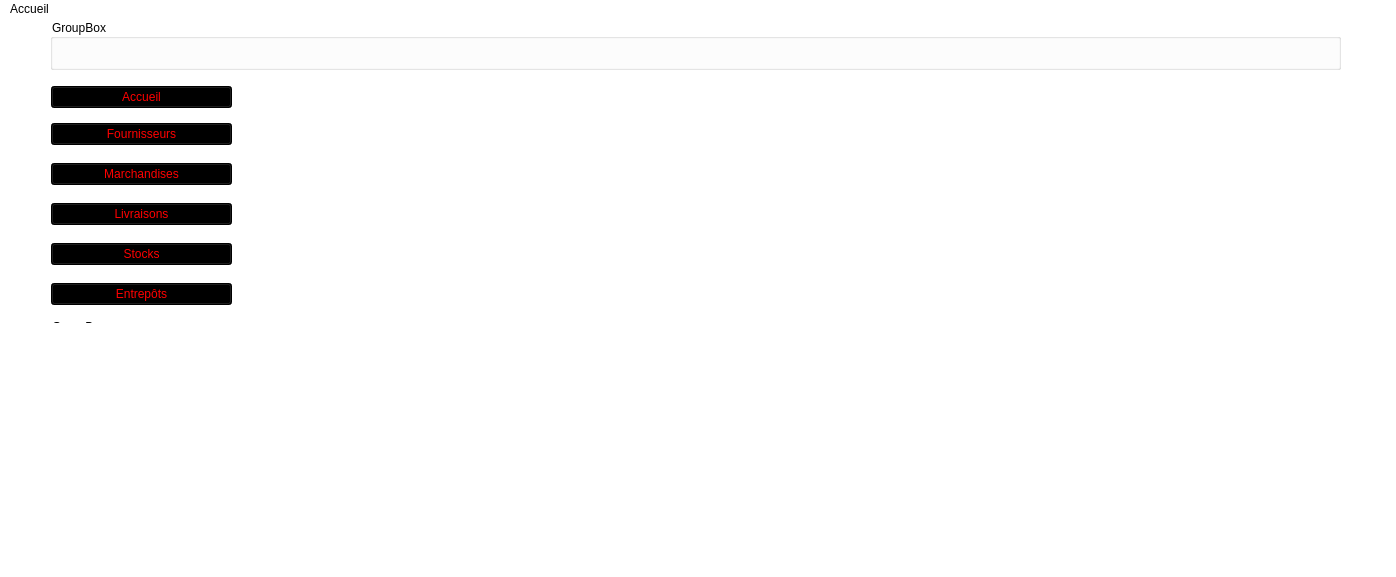
Above: mainwindow.ui from Alt68719/projet_achats before the change. Below: the same form after it.
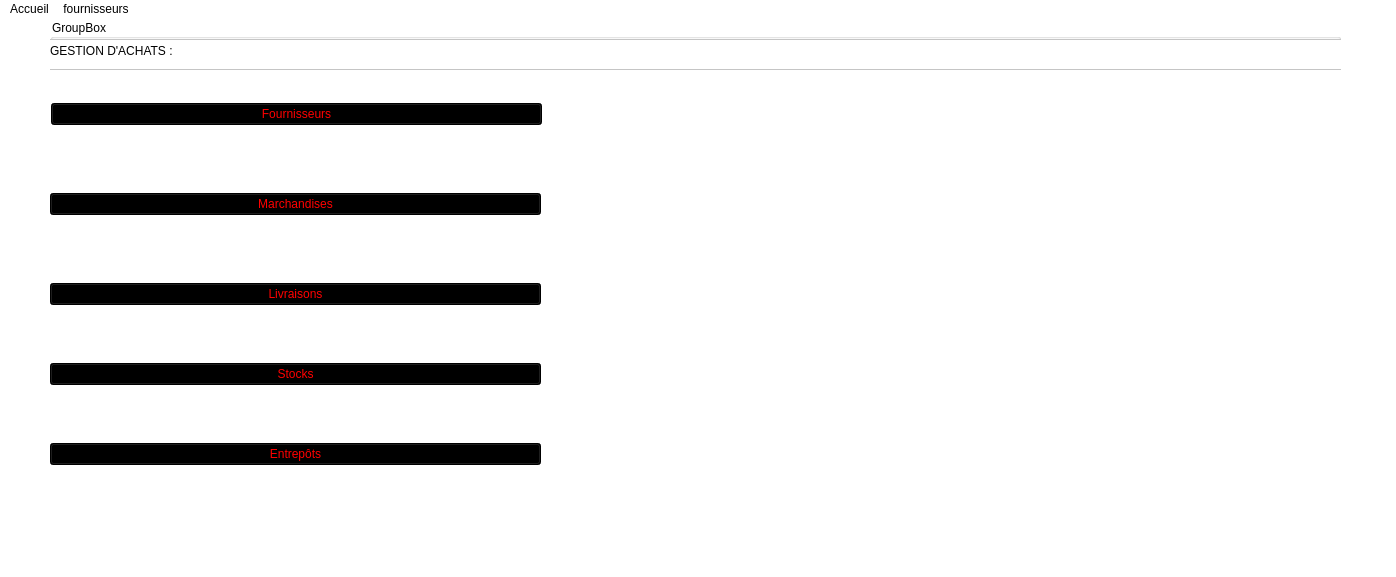
That is the form after the change. Icons and pictures are not drawn.

Diff of the .ui file:
```diff
--- a/mainwindow.ui
+++ b/mainwindow.ui
@@ -22,46 +22,21 @@
    <widget class="QWidget" name="horizontalLayoutWidget_2">
     <property name="geometry">
      <rect>
-      <x>240</x>
+      <x>560</x>
       <y>60</y>
-      <width>1101</width>
+      <width>781</width>
       <height>411</height>
      </rect>
     </property>
     <layout class="QHBoxLayout" name="horizontalLayout_2"/>
    </widget>
-   <widget class="QWidget" name="horizontalLayoutWidget">
-    <property name="geometry">
-     <rect>
-      <x>51</x>
-      <y>60</y>
-      <width>181</width>
-      <height>37</height>
-     </rect>
-    </property>
-    <layout class="QHBoxLayout" name="horizontalLayout">
-     <item>
-      <widget class="QPushButton" name="pushButton_6">
-       <property name="styleSheet">
-        <string notr="true">QPushButton {
-	background-color : black;
-	color : red;
-}</string>
-       </property>
-       <property name="text">
-        <string>Accueil</string>
-       </property>
-      </widget>
-     </item>
-    </layout>
-   </widget>
    <widget class="QWidget" name="verticalLayoutWidget_2">
     <property name="geometry">
      <rect>
       <x>51</x>
-      <y>100</y>
-      <width>181</width>
-      <height>31</height>
+      <y>60</y>
+      <width>491</width>
+      <height>71</height>
      </rect>
     </property>
     <layout class="QVBoxLayout" name="verticalLayout_2">
@@ -83,10 +58,10 @@
    <widget class="QWidget" name="verticalLayoutWidget_3">
     <property name="geometry">
      <rect>
-      <x>51</x>
-      <y>140</y>
-      <width>181</width>
-      <height>31</height>
+      <x>50</x>
+      <y>150</y>
+      <width>491</width>
+      <height>71</height>
      </rect>
     </property>
     <layout class="QVBoxLayout" name="verticalLayout_3">
@@ -108,10 +83,10 @@
    <widget class="QWidget" name="verticalLayoutWidget_4">
     <property name="geometry">
      <rect>
-      <x>51</x>
-      <y>180</y>
-      <width>181</width>
-      <height>31</height>
+      <x>50</x>
+      <y>240</y>
+      <width>491</width>
+      <height>71</height>
      </rect>
     </property>
     <layout class="QVBoxLayout" name="verticalLayout_4">
@@ -133,10 +108,10 @@
    <widget class="QWidget" name="verticalLayoutWidget_5">
     <property name="geometry">
      <rect>
-      <x>51</x>
-      <y>220</y>
-      <width>181</width>
-      <height>31</height>
+      <x>50</x>
+      <y>320</y>
+      <width>491</width>
+      <height>71</height>
      </rect>
     </property>
     <layout class="QVBoxLayout" name="verticalLayout_5">
@@ -158,10 +133,10 @@
    <widget class="QWidget" name="verticalLayoutWidget_6">
     <property name="geometry">
      <rect>
-      <x>51</x>
-      <y>260</y>
-      <width>181</width>
-      <height>31</height>
+      <x>50</x>
+      <y>400</y>
+      <width>491</width>
+      <height>71</height>
      </rect>
     </property>
     <layout class="QVBoxLayout" name="verticalLayout_6">
@@ -180,67 +155,6 @@
      </item>
     </layout>
    </widget>
-   <widget class="QWidget" name="verticalLayoutWidget_8">
-    <property name="geometry">
-     <rect>
-      <x>51</x>
-      <y>480</y>
-      <width>1291</width>
-      <height>31</height>
-     </rect>
-    </property>
-    <layout class="QVBoxLayout" name="verticalLayout_8"/>
-   </widget>
-   <widget class="QGroupBox" name="groupBox">
-    <property name="geometry">
-     <rect>
-      <x>50</x>
-      <y>299</y>
-      <width>181</width>
-      <height>171</height>
-     </rect>
-    </property>
-    <property name="title">
-     <string>GroupBox</string>
-    </property>
-    <widget class="QLabel" name="label_2">
-     <property name="geometry">
-      <rect>
-       <x>50</x>
-       <y>90</y>
-       <width>49</width>
-       <height>16</height>
-      </rect>
-     </property>
-     <property name="text">
-      <string/>
-     </property>
-    </widget>
-    <widget class="QLabel" name="label_3">
-     <property name="geometry">
-      <rect>
-       <x>-2</x>
-       <y>5</y>
-       <width>191</width>
-       <height>171</height>
-      </rect>
-     </property>
-     <property name="styleSheet">
-      <string notr="true">QGroupBox {
-	background-color : transparent;
-}</string>
-     </property>
-     <property name="text">
-      <string/>
-     </property>
-     <property name="pixmap">
-      <pixmap>image000/logo00.jpg</pixmap>
-     </property>
-     <property name="scaledContents">
-      <bool>true</bool>
-     </property>
-    </widget>
-   </widget>
    <widget class="QGroupBox" name="groupBox_2">
     <property name="geometry">
      <rect>
@@ -253,6 +167,42 @@
     <property name="title">
      <string>GroupBox</string>
     </property>
+    <widget class="QTextBrowser" name="textBrowser">
+     <property name="geometry">
+      <rect>
+       <x>-5</x>
+       <y>20</y>
+       <width>1301</width>
+       <height>31</height>
+      </rect>
+     </property>
+     <property name="styleSheet">
+      <string notr="true">QTextBrowser {
+	color = black;
+}</string>
+     </property>
+     <property name="html">
+      <string>&lt;!DOCTYPE HTML PUBLIC &quot;-//W3C//DTD HTML 4.0//EN&quot; &quot;http://www.w3.org/TR/REC-html40/strict.dtd&quot;&gt;
+&lt;html&gt;&lt;head&gt;&lt;meta name=&quot;qrichtext&quot; content=&quot;1&quot; /&gt;&lt;meta charset=&quot;utf-8&quot; /&gt;&lt;style type=&quot;text/css&quot;&gt;
+p, li { white-space: pre-wrap; }
+hr { height: 1px; border-width: 0; }
+li.unchecked::marker { content: &quot;\2610&quot;; }
+li.checked::marker { content: &quot;\2612&quot;; }
+&lt;/style&gt;&lt;/head&gt;&lt;body style=&quot; font-family:'Segoe UI'; font-size:9pt; font-weight:400; font-style:normal;&quot;&gt;
+&lt;p style=&quot; margin-top:0px; margin-bottom:0px; margin-left:0px; margin-right:0px; -qt-block-indent:0; text-indent:0px;&quot;&gt;GESTION D'ACHATS :&lt;/p&gt;&lt;/body&gt;&lt;/html&gt;</string>
+     </property>
+    </widget>
+   </widget>
+   <widget class="QWidget" name="verticalLayoutWidget_8">
+    <property name="geometry">
+     <rect>
+      <x>50</x>
+      <y>480</y>
+      <width>1291</width>
+      <height>31</height>
+     </rect>
+    </property>
+    <layout class="QVBoxLayout" name="verticalLayout_8"/>
    </widget>
   </widget>
   <widget class="QMenuBar" name="menubar">
@@ -269,7 +219,14 @@
      <string>Accueil</string>
     </property>
    </widget>
+   <widget class="QMenu" name="menufournisseurs">
+    <property name="title">
+     <string>fournisseurs</string>
+    </property>
+    <addaction name="separator"/>
+   </widget>
    <addaction name="menuAccueil"/>
+   <addaction name="menufournisseurs"/>
   </widget>
   <widget class="QStatusBar" name="statusbar"/>
  </widget>
```
